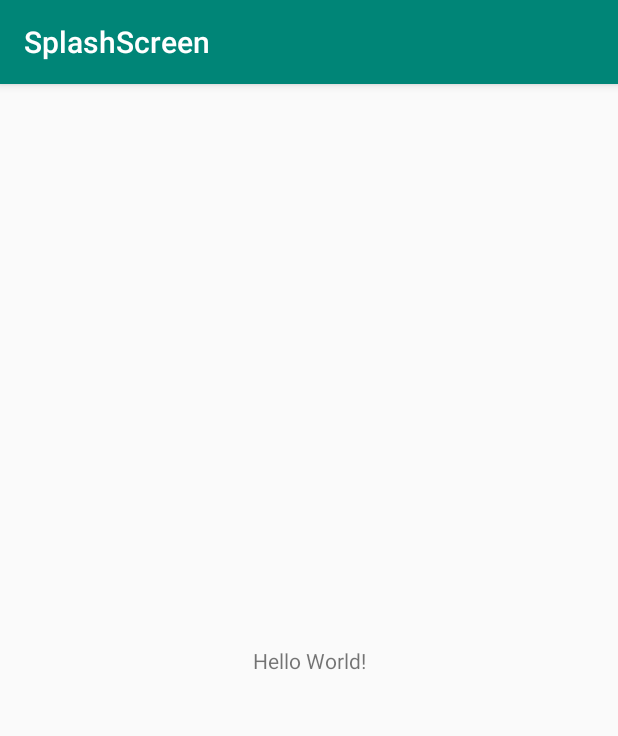
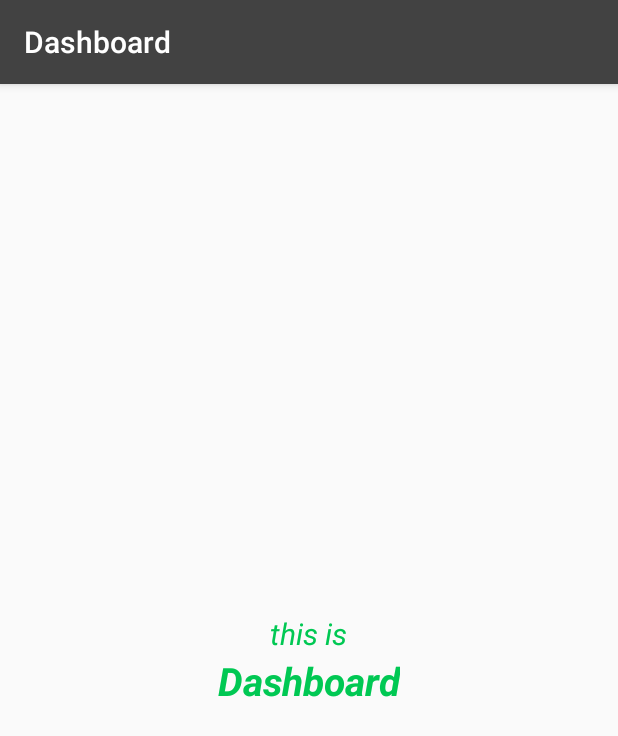
Before and after one commit to 6abrielMR/SplashScreen, an Android app: the screen it shows after launch (MainActivity before the commit, Dashboard after it), on a phone screen of 412 x 824 dp. Shown: the top 736 px of the screen. Run offline under Robolectric (Android 15) with nearby library versions, the phone set to English and light mode, and no system bars.

Commit message:
Splash Screen terminado.
Splash Screen finalizado con animación del 'logotype' integrada.

```diff
--- a/app/src/main/AndroidManifest.xml
+++ b/app/src/main/AndroidManifest.xml
@@ -8,8 +8,11 @@
         android:label="@string/app_name"
         android:roundIcon="@mipmap/ic_launcher_round"
         android:supportsRtl="true"
-        android:theme="@style/AppTheme">
-        <activity android:name=".MainActivity">
+        android:theme="@style/NoActionBarSolidColor">
+        <activity android:name=".Dashboard"
+            android:theme="@style/AppTheme"
+            android:label="@string/dashboard"/>
+        <activity android:name=".SplashScreen">
             <intent-filter>
                 <action android:name="android.intent.action.MAIN" />
 
--- a/app/src/main/java/g/example/splashscreen/MainActivity.java
+++ b/app/src/main/java/g/example/splashscreen/Dashboard.java
@@ -4,11 +4,11 @@ import androidx.appcompat.app.AppCompatActivity;
 
 import android.os.Bundle;
 
-public class MainActivity extends AppCompatActivity {
+public class Dashboard extends AppCompatActivity {
 
     @Override
     protected void onCreate(Bundle savedInstanceState) {
         super.onCreate(savedInstanceState);
-        setContentView(R.layout.activity_main);
+        setContentView(R.layout.dashboard);
     }
 }
--- /dev/null
+++ b/app/src/main/java/g/example/splashscreen/SplashScreen.java
@@ -0,0 +1,67 @@
+package g.example.splashscreen;
+
+import androidx.appcompat.app.AppCompatActivity;
+
+import android.content.Intent;
+import android.os.Bundle;
+import android.os.Handler;
+import android.util.Log;
+import android.view.animation.AlphaAnimation;
+import android.view.animation.Animation;
+import android.view.animation.AnimationSet;
+import android.view.animation.DecelerateInterpolator;
+import android.view.animation.ScaleAnimation;
+import android.widget.ImageView;
+
+public class SplashScreen extends AppCompatActivity {
+
+    //constants
+    private static final String TAG = SplashScreen.class.getSimpleName();
+    private static final int T_DATA = 3000;
+
+    //widgets
+    private ImageView logotype;
+
+    @Override
+    protected void onCreate(Bundle savedInstanceState) {
+        super.onCreate(savedInstanceState);
+        setContentView(R.layout.splash_screeen);
+
+        init();
+    }
+
+    private void init() {
+        logotype = findViewById(R.id.logotype);
+        logotype.setAnimation(animationLogotype());
+        goToDashboard();
+    }
+
+    private void goToDashboard() {
+        new Handler().postDelayed(new Runnable() {
+            @Override
+            public void run() {
+                Log.d(TAG, "run: Sending to Dashboard");
+                startActivity(new Intent(SplashScreen.this, Dashboard.class));
+            }
+        }, T_DATA);
+    }
+
+    private AnimationSet animationLogotype() {
+        Animation fadeIn = new AlphaAnimation(0, 1);
+        fadeIn.setInterpolator(new DecelerateInterpolator());
+        fadeIn.setDuration(2000);
+
+        Animation scale = new ScaleAnimation(
+                0f, 1f, 0f, 1f,
+                Animation.RELATIVE_TO_SELF, 0.5f,
+                Animation.RELATIVE_TO_SELF, 0.5f);
+        scale.setFillAfter(true);
+        scale.setDuration(1300);
+
+        AnimationSet manageAnim = new AnimationSet(false);
+        manageAnim.addAnimation(scale);
+        manageAnim.addAnimation(fadeIn);
+
+        return manageAnim;
+    }
+}
--- /dev/null
+++ b/app/src/main/res/drawable/logotype.xml
@@ -0,0 +1,5 @@
+<vector android:height="200dp" android:tint="#00C853"
+    android:viewportHeight="24.0" android:viewportWidth="24.0"
+    android:width="200dp" xmlns:android="http://schemas.android.com/apk/res/android">
+    <path android:fillColor="#FF000000" android:pathData="M6,18c0,0.55 0.45,1 1,1h1v3.5c0,0.83 0.67,1.5 1.5,1.5s1.5,-0.67 1.5,-1.5L11,19h2v3.5c0,0.83 0.67,1.5 1.5,1.5s1.5,-0.67 1.5,-1.5L16,19h1c0.55,0 1,-0.45 1,-1L18,8L6,8v10zM3.5,8C2.67,8 2,8.67 2,9.5v7c0,0.83 0.67,1.5 1.5,1.5S5,17.33 5,16.5v-7C5,8.67 4.33,8 3.5,8zM20.5,8c-0.83,0 -1.5,0.67 -1.5,1.5v7c0,0.83 0.67,1.5 1.5,1.5s1.5,-0.67 1.5,-1.5v-7c0,-0.83 -0.67,-1.5 -1.5,-1.5zM15.53,2.16l1.3,-1.3c0.2,-0.2 0.2,-0.51 0,-0.71 -0.2,-0.2 -0.51,-0.2 -0.71,0l-1.48,1.48C13.85,1.23 12.95,1 12,1c-0.96,0 -1.86,0.23 -2.66,0.63L7.85,0.15c-0.2,-0.2 -0.51,-0.2 -0.71,0 -0.2,0.2 -0.2,0.51 0,0.71l1.31,1.31C6.97,3.26 6,5.01 6,7h12c0,-1.99 -0.97,-3.75 -2.47,-4.84zM10,5L9,5L9,4h1v1zM15,5h-1L14,4h1v1z"/>
+</vector>
--- a/app/src/main/res/layout/activity_main.xml
+++ /dev/null
@@ -1,18 +0,0 @@
-<?xml version="1.0" encoding="utf-8"?>
-<androidx.constraintlayout.widget.ConstraintLayout xmlns:android="http://schemas.android.com/apk/res/android"
-    xmlns:app="http://schemas.android.com/apk/res-auto"
-    xmlns:tools="http://schemas.android.com/tools"
-    android:layout_width="match_parent"
-    android:layout_height="match_parent"
-    tools:context=".MainActivity">
-
-    <TextView
-        android:layout_width="wrap_content"
-        android:layout_height="wrap_content"
-        android:text="Hello World!"
-        app:layout_constraintBottom_toBottomOf="parent"
-        app:layout_constraintLeft_toLeftOf="parent"
-        app:layout_constraintRight_toRightOf="parent"
-        app:layout_constraintTop_toTopOf="parent" />
-
-</androidx.constraintlayout.widget.ConstraintLayout>
--- /dev/null
+++ b/app/src/main/res/layout/dashboard.xml
@@ -0,0 +1,33 @@
+<?xml version="1.0" encoding="utf-8"?>
+<RelativeLayout xmlns:android="http://schemas.android.com/apk/res/android"
+    xmlns:app="http://schemas.android.com/apk/res-auto"
+    xmlns:tools="http://schemas.android.com/tools"
+    android:layout_width="match_parent"
+    android:layout_height="match_parent"
+    tools:context=".Dashboard">
+
+    <LinearLayout
+        android:layout_width="wrap_content"
+        android:layout_height="wrap_content"
+        android:layout_centerInParent="true"
+        android:orientation="vertical">
+
+        <TextView
+            android:layout_width="wrap_content"
+            android:layout_height="wrap_content"
+            android:layout_gravity="center_horizontal"
+            android:text="@string/this_txt"
+            android:textColor="@color/colorAccent"
+            android:textSize="20sp"
+            android:textStyle="italic" />
+
+        <TextView
+            android:layout_width="wrap_content"
+            android:layout_height="wrap_content"
+            android:text="@string/dashboard"
+            android:textColor="@color/colorAccent"
+            android:textSize="26sp"
+            android:textStyle="bold|italic" />
+
+    </LinearLayout>
+</RelativeLayout>
--- /dev/null
+++ b/app/src/main/res/layout/splash_screeen.xml
@@ -0,0 +1,17 @@
+<?xml version="1.0" encoding="utf-8"?>
+<RelativeLayout xmlns:android="http://schemas.android.com/apk/res/android"
+    xmlns:app="http://schemas.android.com/apk/res-auto"
+    xmlns:tools="http://schemas.android.com/tools"
+    android:layout_width="match_parent"
+    android:layout_height="match_parent"
+    android:background="@color/colorPrimary"
+    tools:context=".SplashScreen">
+
+    <ImageView
+        android:id="@+id/logotype"
+        android:layout_width="wrap_content"
+        android:layout_height="wrap_content"
+        android:layout_centerInParent="true"
+        android:src="@drawable/logotype" />
+
+</RelativeLayout>
--- a/app/src/main/res/values/colors.xml
+++ b/app/src/main/res/values/colors.xml
@@ -1,6 +1,6 @@
 <?xml version="1.0" encoding="utf-8"?>
 <resources>
-    <color name="colorPrimary">#008577</color>
-    <color name="colorPrimaryDark">#00574B</color>
-    <color name="colorAccent">#D81B60</color>
+    <color name="colorPrimary">#424242</color>
+    <color name="colorPrimaryDark">#1b1b1b</color>
+    <color name="colorAccent">#00c853</color>
 </resources>
--- a/app/src/main/res/values/strings.xml
+++ b/app/src/main/res/values/strings.xml
@@ -1,3 +1,5 @@
 <resources>
     <string name="app_name">SplashScreen</string>
+    <string name="dashboard">Dashboard</string>
+    <string name="this_txt">this is</string>
 </resources>
--- a/app/src/main/res/values/styles.xml
+++ b/app/src/main/res/values/styles.xml
@@ -8,4 +8,11 @@
         <item name="colorAccent">@color/colorAccent</item>
     </style>
 
+    <!-- Theme NoActionBar -->
+    <style name="NoActionBarSolidColor" parent="Theme.AppCompat.Light.NoActionBar">
+        <item name="colorPrimary">@color/colorPrimary</item>
+        <item name="colorPrimaryDark">@color/colorPrimaryDark</item>
+        <item name="colorAccent">@color/colorAccent</item>
+    </style>
+
 </resources>
```
